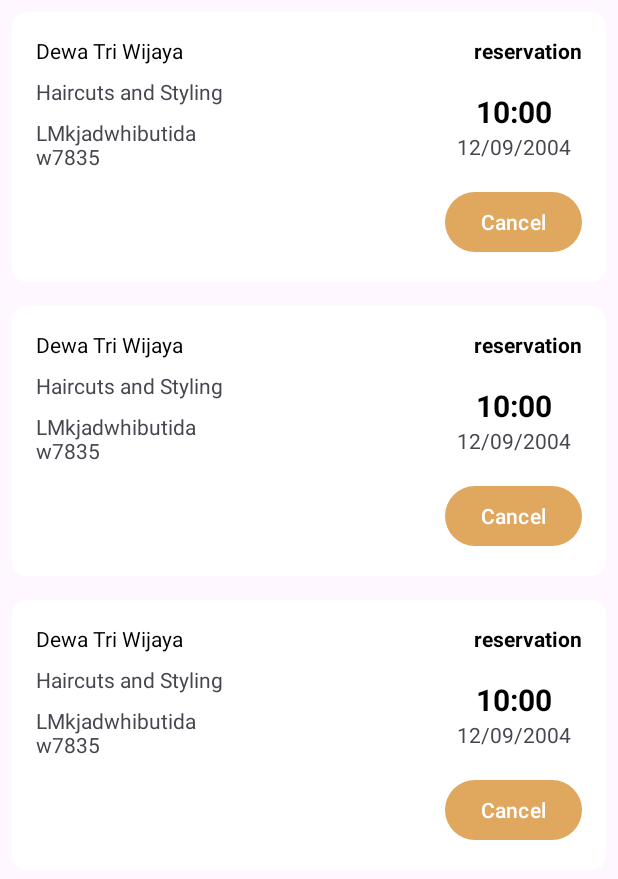
After one commit to DewaTriWijaya/SEA_SALON, an Android app: the layout fragment_review.xml on its own in the app's theme, with its tools: preview values and no code run, on a phone screen of 412 x 824 dp. The commit adds this screen. Shown: the top 879 px of the screen. Run offline under Robolectric (Android 15) with nearby library versions, the phone set to English and light mode, and no system bars.

Commit message:
update ReservationFragment add to data fireStore

```diff
--- a/app/build.gradle.kts
+++ b/app/build.gradle.kts
@@ -53,6 +53,7 @@ dependencies {
     implementation(platform("com.google.firebase:firebase-bom:33.1.0"))
 
     implementation ("com.google.firebase:firebase-auth:23.0.0")
+    implementation ("com.google.firebase:firebase-firestore-ktx:24.2.1")
     implementation ("com.google.android.gms:play-services-auth:21.2.0")
 
     implementation("de.hdodenhof:circleimageview:3.1.0")
--- a/app/src/main/java/com/dewa/sea/ui/home/AdapterServices.kt
+++ b/app/src/main/java/com/dewa/sea/ui/home/AdapterServices.kt
@@ -34,7 +34,6 @@ class AdapterServices(private val items: List<DataServices>) :
                 } else {
                     val intent =
                         Intent(itemView.context, DetailReservationActivity::class.java).apply {
-                            putExtra("IMAGE_RES_ID", item.imageResId)
                             putExtra("TITLE", item.title)
                         }
                     itemView.context.startActivity(intent)
--- a/app/src/main/java/com/dewa/sea/ui/reservation/detail/AdapterTime.kt
+++ b/app/src/main/java/com/dewa/sea/ui/reservation/detail/AdapterTime.kt
@@ -55,7 +55,7 @@ class AdapterTime(
         val isToday = calendarToday.get(Calendar.YEAR) == selectedDate.get(Calendar.YEAR) &&
                 calendarToday.get(Calendar.DAY_OF_YEAR) == selectedDate.get(Calendar.DAY_OF_YEAR)
 
-        if (isToday && currentTime.isAfter(itemTime.plusHours(1))) {
+        if (isToday && currentTime.isAfter(itemTime.plusHours(0))) {
             holder.binding.titleService.isEnabled = false
             holder.binding.titleService.setBackgroundColor(Color.GRAY)
         } else {
--- /dev/null
+++ b/app/src/main/res/layout/fragment_review.xml
@@ -0,0 +1,19 @@
+<?xml version="1.0" encoding="utf-8"?>
+<androidx.constraintlayout.widget.ConstraintLayout xmlns:android="http://schemas.android.com/apk/res/android"
+    xmlns:tools="http://schemas.android.com/tools"
+    android:layout_width="match_parent"
+    android:layout_height="match_parent"
+    xmlns:app="http://schemas.android.com/apk/res-auto"
+    tools:context=".ui.notification.review.ReviewFragment">
+
+    <androidx.recyclerview.widget.RecyclerView
+        android:id="@+id/rvReservation"
+        android:layout_width="match_parent"
+        android:layout_height="0dp"
+        app:layout_constraintBottom_toBottomOf="parent"
+        app:layout_constraintEnd_toEndOf="parent"
+        app:layout_constraintStart_toStartOf="parent"
+        app:layout_constraintTop_toTopOf="parent"
+        tools:listitem="@layout/item_card_reservation" />
+
+</androidx.constraintlayout.widget.ConstraintLayout>
--- /dev/null
+++ b/app/src/main/res/layout/item_card_reservation.xml
@@ -0,0 +1,86 @@
+<?xml version="1.0" encoding="utf-8"?>
+<androidx.cardview.widget.CardView xmlns:android="http://schemas.android.com/apk/res/android"
+    xmlns:app="http://schemas.android.com/apk/res-auto"
+    xmlns:tools="http://schemas.android.com/tools"
+    android:layout_width="match_parent"
+    android:layout_height="wrap_content"
+    android:layout_margin="8dp"
+    app:cardCornerRadius="10dp">
+
+    <androidx.constraintlayout.widget.ConstraintLayout
+        android:id="@+id/cardService"
+        android:layout_width="match_parent"
+        android:layout_height="180dp"
+        android:background="@color/white"
+        android:padding="16dp">
+
+        <TextView
+            android:id="@+id/tvName"
+            android:layout_width="wrap_content"
+            android:layout_height="wrap_content"
+            android:textColor="@color/black"
+            app:layout_constraintStart_toStartOf="parent"
+            app:layout_constraintTop_toTopOf="parent"
+            tools:text="Dewa Tri Wijaya" />
+
+        <TextView
+            android:id="@+id/tvDate"
+            android:layout_width="wrap_content"
+            android:layout_height="wrap_content"
+            app:layout_constraintEnd_toEndOf="@+id/tvTime"
+            app:layout_constraintStart_toStartOf="@+id/tvTime"
+            app:layout_constraintTop_toBottomOf="@+id/tvTime"
+            tools:text="12/09/2004" />
+
+        <TextView
+            android:id="@+id/tvService"
+            android:layout_width="wrap_content"
+            android:layout_height="wrap_content"
+            android:layout_marginTop="8dp"
+            app:layout_constraintStart_toStartOf="parent"
+            app:layout_constraintTop_toBottomOf="@+id/tvName"
+            tools:text="Haircuts and Styling" />
+
+        <TextView
+            android:id="@+id/tvReservation"
+            android:layout_width="wrap_content"
+            android:layout_height="wrap_content"
+            android:textColor="@color/black"
+            android:textStyle="bold"
+            app:layout_constraintEnd_toEndOf="parent"
+            app:layout_constraintTop_toTopOf="parent"
+            tools:text="reservation" />
+
+        <TextView
+            android:id="@+id/tvBarcode"
+            android:layout_width="110dp"
+            android:layout_height="wrap_content"
+            android:layout_marginTop="8dp"
+            app:layout_constraintStart_toStartOf="parent"
+            app:layout_constraintTop_toBottomOf="@+id/tvService"
+            tools:text="LMkjadwhibutidaw7835" />
+
+        <TextView
+            android:id="@+id/tvTime"
+            android:layout_width="wrap_content"
+            android:layout_height="wrap_content"
+            android:textColor="@color/black"
+            android:textSize="20sp"
+            android:textStyle="bold"
+            app:layout_constraintBottom_toTopOf="@+id/btnCancel"
+            app:layout_constraintEnd_toEndOf="parent"
+            app:layout_constraintStart_toStartOf="@+id/btnCancel"
+            app:layout_constraintTop_toTopOf="parent"
+            tools:text="10:00" />
+
+        <Button
+            android:id="@+id/btnCancel"
+            android:layout_width="wrap_content"
+            android:layout_height="wrap_content"
+            android:text="@string/cancel"
+            app:layout_constraintBottom_toBottomOf="parent"
+            app:layout_constraintEnd_toEndOf="parent" />
+
+    </androidx.constraintlayout.widget.ConstraintLayout>
+
+</androidx.cardview.widget.CardView>
--- a/app/src/main/res/values/strings.xml
+++ b/app/src/main/res/values/strings.xml
@@ -15,4 +15,7 @@
     <string name="reservation">Reservation</string>
     <string name="_00_00_0000">00/00/0000</string>
     <string name="status">Status</string>
+    <!-- TODO: Remove or change this placeholder text -->
+    <string name="hello_blank_fragment">Hello blank fragment</string>
+    <string name="cancel">Cancel</string>
 </resources>
```
Also changed, not shown: app/src/main/java/com/dewa/sea/data/model/DataReservation.kt (added, +12 -0 lines), app/src/main/java/com/dewa/sea/ui/notification/SectionsPagerAdapter.kt (+4 -3 lines), app/src/main/java/com/dewa/sea/ui/notification/reservation/AdapterReservation.kt (added, +59 -0 lines), app/src/main/java/com/dewa/sea/ui/notification/reservation/ReservationFragment.kt (added, +101 -0 lines), app/src/main/java/com/dewa/sea/ui/notification/review/ReviewFragment.kt (renamed from app/src/main/java/com/dewa/sea/ui/notification/reservation/PlaceholderFragment.kt, +6 -8 lines), app/src/main/java/com/dewa/sea/ui/reservation/detail/DetailReservationActivity.kt (+52 -10 lines), app/src/main/res/layout/fragment_natification_pager.xml (deleted, +0 -23 lines), app/src/main/res/layout/fragment_reservation.xml (added, +20 -0 lines).
